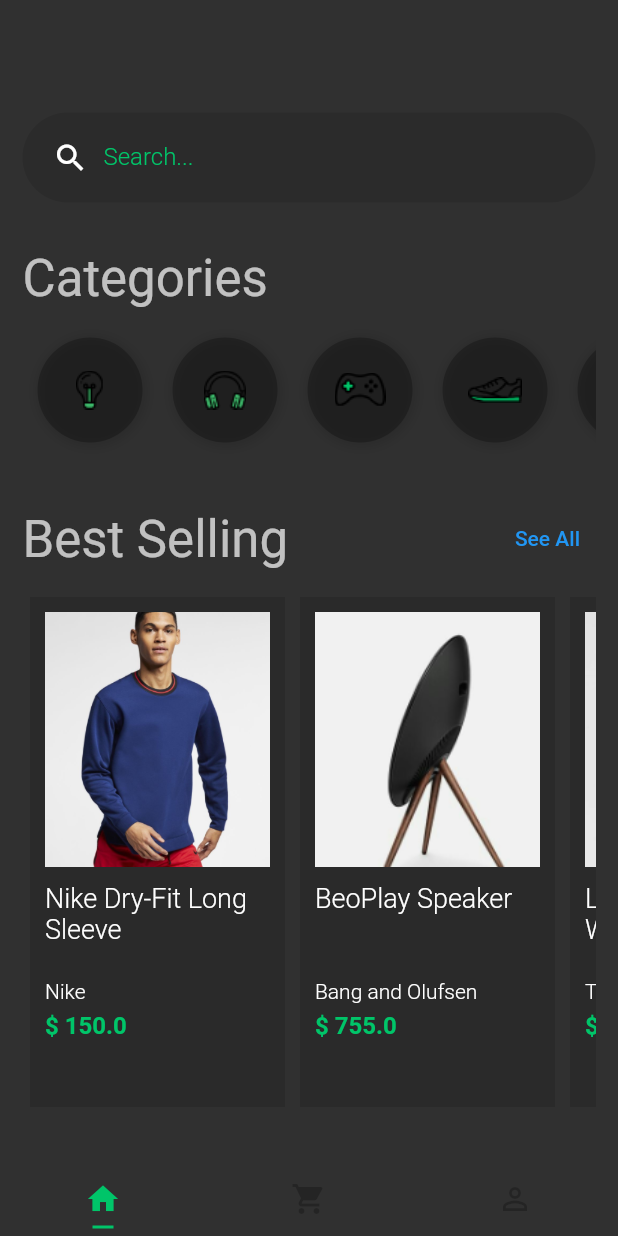
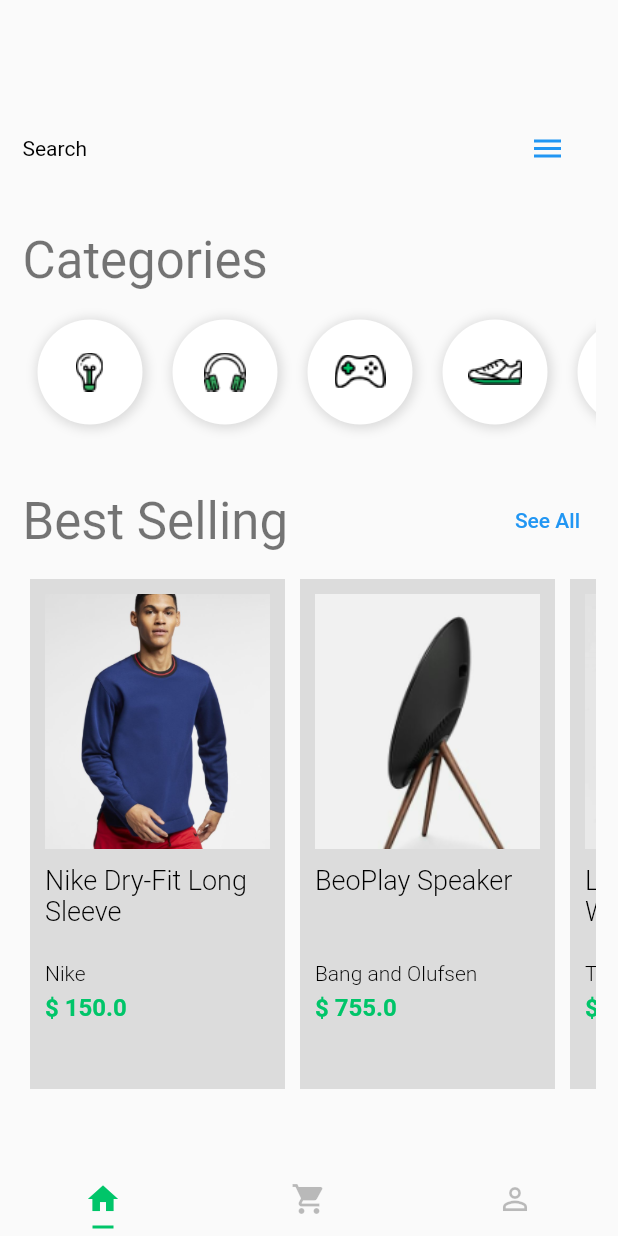
Before and after one commit to MyllaGraciani/exercicios-flutter, a Flutter app: the screen it shows after launch, on a phone screen of 412 x 824 dp. Run offline on Flutter 3.47's test engine with Material 2 defaults, Android fonts, the phone set to English and light mode, and no system bars; our stand-ins replace flutter_masked_text.

Commit message:
Mexendo com animaçees de icones

```diff
--- a/flutter-layouts/shopping/lib/main.dart
+++ b/flutter-layouts/shopping/lib/main.dart
@@ -1,4 +1,5 @@
 import 'package:flutter/material.dart';
+import 'package:shopping/themes/light.theme.dart';
 
 import 'pages/tabs.page.dart';
 import 'themes/dark.theme.dart';
@@ -13,7 +14,7 @@ class MyApp extends StatelessWidget {
     return MaterialApp(
       title: 'Flutter Demo',
       debugShowCheckedModeBanner: false,
-      theme: darkTheme(),
+      theme: lightTheme(),
       home: DefaultTabController(
         length: 3,
         child: TabsPage(),
--- a/flutter-layouts/shopping/lib/themes/dark.theme.dart
+++ b/flutter-layouts/shopping/lib/themes/dark.theme.dart
@@ -7,13 +7,14 @@ const backgroundColor = const Color(0xFFF5F5F5);
 
 ThemeData darkTheme() {
   return ThemeData(
-    // primarySwatch: primaryColor,
+    primarySwatch: Colors.grey,
     brightness: brightness,
-    // textTheme: new TextTheme(
-    //   body1: new TextStyle(color: Colors.red),
-    //   display4: new TextStyle(fontSize: 78),
-    //   button: new TextStyle(color: Colors.green),
-    // ),
+    textTheme: new TextTheme(
+      bodyText2: new TextStyle(color: Colors.white),
+      headline1: new TextStyle(fontSize: 78),
+      button: new TextStyle(color: Colors.green),
+      headline5: new TextStyle(color: Colors.deepPurple),
+    ),
     // tabBarTheme:
     // accentIconTheme:
     // accentTextTheme:
--- a/flutter-layouts/shopping/lib/widgets/search-box.widget.dart
+++ b/flutter-layouts/shopping/lib/widgets/search-box.widget.dart
@@ -8,6 +8,7 @@ class SearchBox extends StatefulWidget {
 class _SearchBoxState extends State<SearchBox>
     with SingleTickerProviderStateMixin {
   AnimationController _controller;
+  bool menuOpened = false;
 
   @override
   void initState() {
@@ -28,40 +29,22 @@ class _SearchBoxState extends State<SearchBox>
 
   @override
   Widget build(BuildContext context) {
-    return Container(
-      height: 60,
-      padding: EdgeInsets.only(left: 20),
-      decoration: BoxDecoration(
-        color: Colors.black.withOpacity(0.1),
-        borderRadius: BorderRadius.all(
-          Radius.circular(128),
-        ),
-      ),
-      child: Row(
-        children: [
-          Icon(Icons.search),
-          Container(
-            width: 300,
-            padding: EdgeInsets.only(left: 10),
-            child: TextFormField(
-              keyboardType: TextInputType.text,
-              decoration: InputDecoration(
-                border: InputBorder.none,
-                labelText: "Search...",
-                labelStyle: TextStyle(
-                  color: Theme.of(context).primaryColor,
-                  fontWeight: FontWeight.w300,
-                  fontSize: 16,
-                ),
-              ),
-              style: TextStyle(
-                fontSize: 20,
-                color: Theme.of(context).primaryColor,
-              ),
-            ),
+    return Row(
+      mainAxisAlignment: MainAxisAlignment.spaceBetween,
+      children: [
+        Text("Search"),
+        TextButton(
+          onPressed: () {
+            !menuOpened ? _controller.forward() : _controller.reverse();
+            menuOpened = !menuOpened;
+          },
+          child: AnimatedIcon(
+            icon: AnimatedIcons.menu_close,
+            progress: _controller,
+            semanticLabel: 'Open Menu',
           ),
-        ],
-      ),
+        )
+      ],
     );
   }
 }
```
